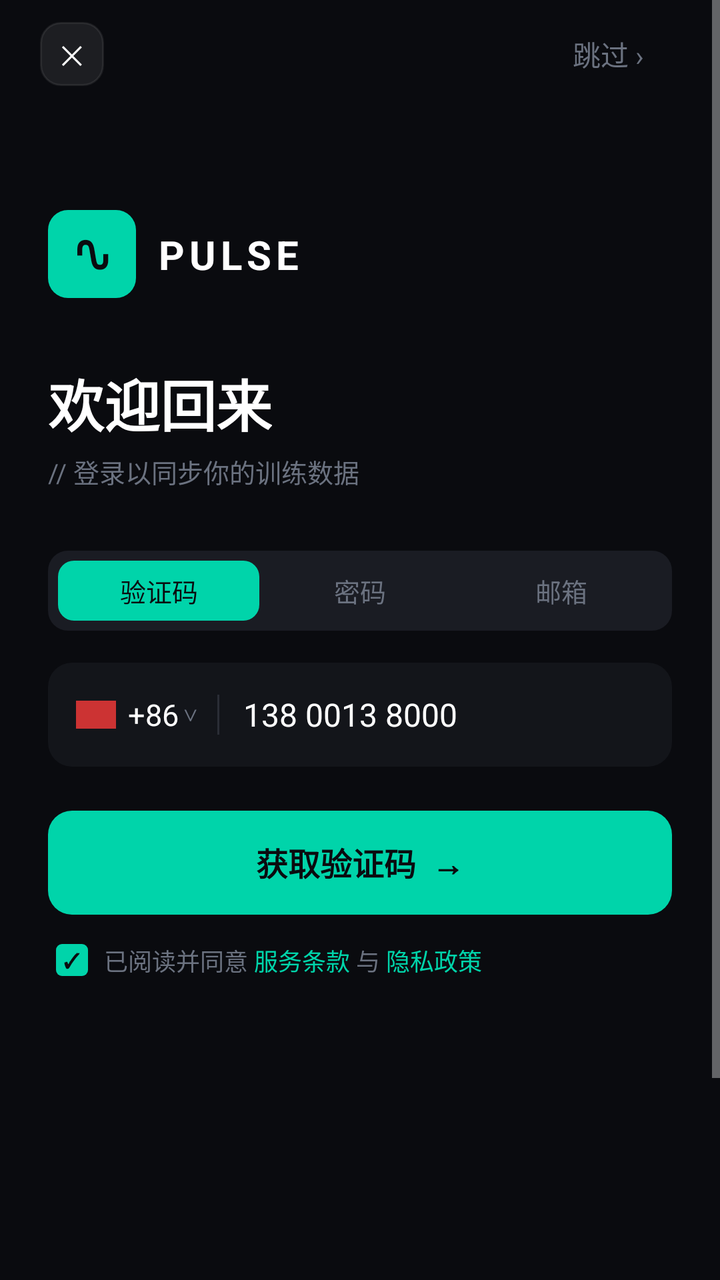
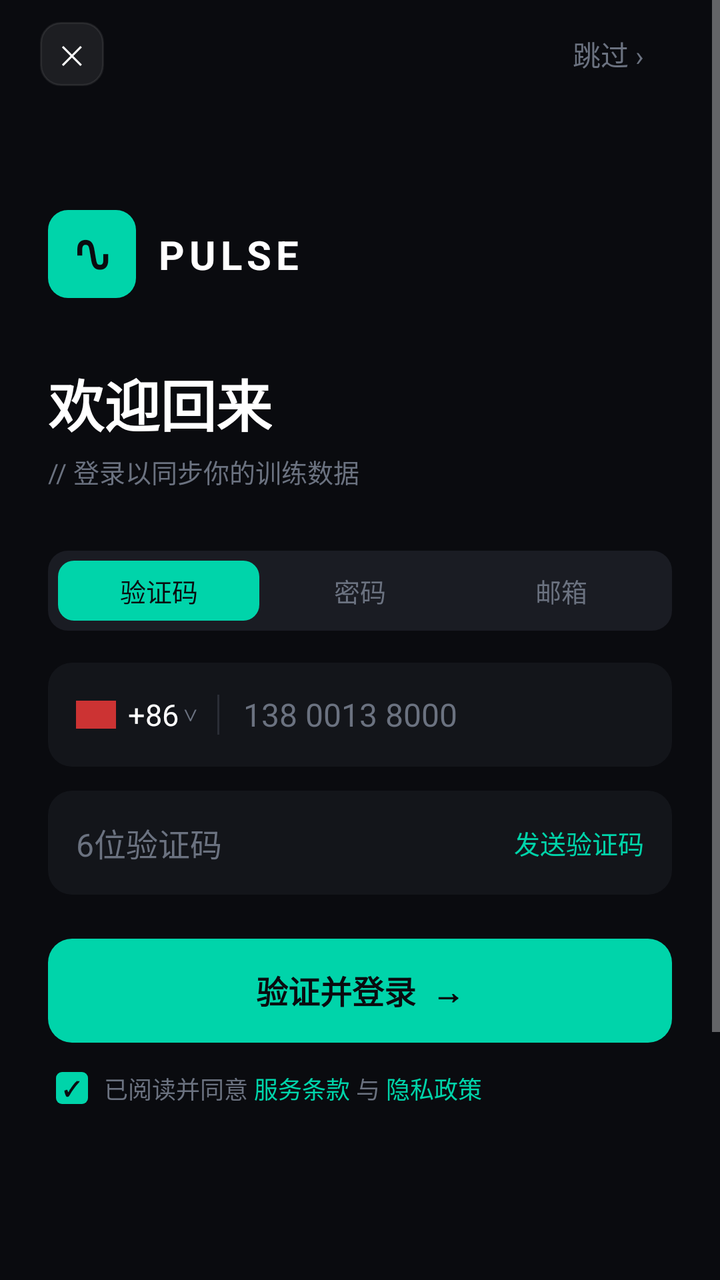

Compare the two renders of this Android layout. The source of the first and the diff that turns it into the second are given below.
<!-- AndroidManifest.xml: application theme AppTheme -->
<!-- res/layout/activity_login.xml -->
<?xml version="1.0" encoding="utf-8"?>
<ScrollView xmlns:android="http://schemas.android.com/apk/res/android"
    xmlns:app="http://schemas.android.com/apk/res-auto"
    android:id="@+id/login_scroll"
    android:layout_width="match_parent"
    android:layout_height="match_parent"
    android:background="@color/login_bg"
    android:fillViewport="true">

    <androidx.constraintlayout.widget.ConstraintLayout
        android:id="@+id/login_root"
        android:layout_width="match_parent"
        android:layout_height="wrap_content"
        android:minHeight="760dp">

        
        <androidx.constraintlayout.widget.ConstraintLayout
            android:id="@+id/login_nav_bar"
            android:layout_width="0dp"
            android:layout_height="54dp"
            app:layout_constraintTop_toTopOf="parent"
            app:layout_constraintStart_toStartOf="parent"
            app:layout_constraintEnd_toEndOf="parent">

            <TextView
                android:id="@+id/login_btn_close"
                android:layout_width="32dp"
                android:layout_height="32dp"
                android:text="✕"
                android:textColor="@color/text_primary"
                android:textSize="13sp"
                android:gravity="center"
                android:background="@drawable/login_bg_close_btn"
                app:layout_constraintStart_toStartOf="parent"
                app:layout_constraintTop_toTopOf="parent"
                app:layout_constraintBottom_toBottomOf="parent"
                android:layout_marginStart="20dp" />

            <TextView
                android:id="@+id/login_btn_skip"
                android:layout_width="wrap_content"
                android:layout_height="wrap_content"
                android:text="跳过 ›"
                android:textColor="@color/login_text_hint"
                android:textSize="14sp"
                app:layout_constraintEnd_toEndOf="parent"
                app:layout_constraintTop_toTopOf="parent"
                app:layout_constraintBottom_toBottomOf="parent"
                android:layout_marginEnd="38dp" />

        </androidx.constraintlayout.widget.ConstraintLayout>

        
        <androidx.constraintlayout.widget.ConstraintLayout
            android:id="@+id/login_logo_section"
            android:layout_width="0dp"
            android:layout_height="wrap_content"
            android:paddingBottom="16dp"
            app:layout_constraintTop_toBottomOf="@+id/login_nav_bar"
            app:layout_constraintStart_toStartOf="parent"
            app:layout_constraintEnd_toEndOf="parent">

            
            <FrameLayout
                android:id="@+id/login_logo_icon_bg"
                android:layout_width="44dp"
                android:layout_height="44dp"
                android:background="@drawable/login_bg_logo_icon"
                app:layout_constraintStart_toStartOf="parent"
                app:layout_constraintTop_toTopOf="parent"
                android:layout_marginStart="24dp"
                android:layout_marginTop="51dp">

                
                <TextView
                    android:id="@+id/login_logo_waveform"
                    android:layout_width="wrap_content"
                    android:layout_height="wrap_content"
                    android:layout_gravity="center"
                    android:text="∿"
                    android:textColor="#0A0B0F"
                    android:textSize="26sp"
                    android:textStyle="bold" />

            </FrameLayout>

            <TextView
                android:id="@+id/login_logo_name"
                android:layout_width="wrap_content"
                android:layout_height="wrap_content"
                android:text="PULSE"
                android:textColor="@color/text_primary"
                android:textSize="20sp"
                android:textStyle="bold"
                android:letterSpacing="0.12"
                app:layout_constraintStart_toEndOf="@+id/login_logo_icon_bg"
                app:layout_constraintTop_toTopOf="@+id/login_logo_icon_bg"
                app:layout_constraintBottom_toBottomOf="@+id/login_logo_icon_bg"
                android:layout_marginStart="10dp" />

        </androidx.constraintlayout.widget.ConstraintLayout>

        
        <LinearLayout
            android:id="@+id/login_title_section"
            android:layout_width="0dp"
            android:layout_height="wrap_content"
            android:orientation="vertical"
            android:paddingStart="24dp"
            android:paddingEnd="24dp"
            android:paddingTop="16dp"
            android:paddingBottom="21dp"
            app:layout_constraintTop_toBottomOf="@+id/login_logo_section"
            app:layout_constraintStart_toStartOf="parent"
            app:layout_constraintEnd_toEndOf="parent">

            <TextView
                android:id="@+id/login_text_title"
                android:layout_width="wrap_content"
                android:layout_height="wrap_content"
                android:text="欢迎回来"
                android:textColor="@color/text_primary"
                android:textSize="28sp"
                android:textStyle="bold" />

            <TextView
                android:id="@+id/login_text_subtitle"
                android:layout_width="wrap_content"
                android:layout_height="wrap_content"
                android:text="// 登录以同步你的训练数据"
                android:textColor="@color/login_text_hint"
                android:textSize="13sp"
                android:layout_marginTop="4dp" />

        </LinearLayout>

        
        <FrameLayout
            android:id="@+id/login_tabs"
            android:layout_width="0dp"
            android:layout_height="40dp"
            android:layout_marginStart="24dp"
            android:layout_marginEnd="24dp"
            android:layout_marginTop="9dp"
            android:background="@drawable/login_bg_tab_container"
            android:padding="5dp"
            app:layout_constraintTop_toBottomOf="@+id/login_title_section"
            app:layout_constraintStart_toStartOf="parent"
            app:layout_constraintEnd_toEndOf="parent">

            <LinearLayout
                android:id="@+id/login_tab_row"
                android:layout_width="match_parent"
                android:layout_height="match_parent"
                android:orientation="horizontal">

                <TextView
                    android:id="@+id/login_tab_code"
                    android:layout_width="0dp"
                    android:layout_height="match_parent"
                    android:layout_weight="1"
                    android:text="验证码"
                    android:textColor="@color/login_bg"
                    android:textSize="13sp"
                    android:gravity="center"
                    android:background="@drawable/login_bg_tab_selected" />

                <TextView
                    android:id="@+id/login_tab_password"
                    android:layout_width="0dp"
                    android:layout_height="match_parent"
                    android:layout_weight="1"
                    android:text="密码"
                    android:textColor="@color/login_text_hint"
                    android:textSize="13sp"
                    android:gravity="center" />

                <TextView
                    android:id="@+id/login_tab_email"
                    android:layout_width="0dp"
                    android:layout_height="match_parent"
                    android:layout_weight="1"
                    android:text="邮箱"
                    android:textColor="@color/login_text_hint"
                    android:textSize="13sp"
                    android:gravity="center" />

            </LinearLayout>

        </FrameLayout>

        
        <LinearLayout
            android:id="@+id/login_field_phone"
            android:layout_width="0dp"
            android:layout_height="52dp"
            android:layout_marginStart="24dp"
            android:layout_marginEnd="24dp"
            android:layout_marginTop="16dp"
            android:orientation="horizontal"
            android:background="@drawable/login_bg_input"
            android:gravity="center_vertical"
            android:paddingStart="14dp"
            android:paddingEnd="14dp"
            app:layout_constraintTop_toBottomOf="@+id/login_tabs"
            app:layout_constraintStart_toStartOf="parent"
            app:layout_constraintEnd_toEndOf="parent">

            
            <View
                android:id="@+id/login_phone_flag"
                android:layout_width="20dp"
                android:layout_height="14dp"
                android:background="#CC3333" />

            <TextView
                android:id="@+id/login_phone_code"
                android:layout_width="wrap_content"
                android:layout_height="wrap_content"
                android:text="+86"
                android:textColor="@color/text_primary"
                android:textSize="15sp"
                android:layout_marginStart="6dp" />

            <TextView
                android:id="@+id/login_phone_chevron"
                android:layout_width="wrap_content"
                android:layout_height="wrap_content"
                android:text=" ∨"
                android:textColor="@color/login_text_hint"
                android:textSize="10sp" />

            <View
                android:id="@+id/login_phone_divider"
                android:layout_width="1dp"
                android:layout_height="20dp"
                android:background="@color/login_divider"
                android:layout_marginStart="10dp"
                android:layout_marginEnd="12dp" />

            <TextView
                android:id="@+id/login_phone_number"
                android:layout_width="0dp"
                android:layout_height="wrap_content"
                android:layout_weight="1"
                android:text="138 0013 8000"
                android:textColor="@color/text_primary"
                android:textSize="16sp" />

        </LinearLayout>

        
        <FrameLayout
            android:id="@+id/login_btn_submit"
            android:layout_width="0dp"
            android:layout_height="52dp"
            android:layout_marginStart="24dp"
            android:layout_marginEnd="24dp"
            android:layout_marginTop="22dp"
            android:background="@drawable/login_bg_btn_cyan"
            app:layout_constraintTop_toBottomOf="@+id/login_field_phone"
            app:layout_constraintStart_toStartOf="parent"
            app:layout_constraintEnd_toEndOf="parent">

            <TextView
                android:id="@+id/login_btn_verify_text"
                android:layout_width="wrap_content"
                android:layout_height="wrap_content"
                android:layout_gravity="center"
                android:text="获取验证码  →"
                android:textColor="@color/login_bg"
                android:textSize="16sp"
                android:textStyle="bold" />

        </FrameLayout>

        
        <LinearLayout
            android:id="@+id/login_agreement_row"
            android:layout_width="0dp"
            android:layout_height="wrap_content"
            android:layout_marginStart="28dp"
            android:layout_marginEnd="24dp"
            android:layout_marginTop="14dp"
            android:orientation="horizontal"
            android:gravity="center_vertical"
            app:layout_constraintTop_toBottomOf="@+id/login_btn_submit"
            app:layout_constraintStart_toStartOf="parent"
            app:layout_constraintEnd_toEndOf="parent">

            
            <FrameLayout
                android:id="@+id/login_agreement_checkbox"
                android:layout_width="16dp"
                android:layout_height="16dp"
                android:background="@drawable/login_bg_checkbox_checked">

                <TextView
                    android:id="@+id/login_agreement_check_icon"
                    android:layout_width="wrap_content"
                    android:layout_height="wrap_content"
                    android:layout_gravity="center"
                    android:text="✓"
                    android:textColor="@color/login_bg"
                    android:textSize="10sp"
                    android:textStyle="bold" />

            </FrameLayout>

            <TextView
                android:id="@+id/login_agreement_prefix"
                android:layout_width="wrap_content"
                android:layout_height="wrap_content"
                android:text="已阅读并同意 "
                android:textColor="@color/login_text_hint"
                android:textSize="12sp"
                android:layout_marginStart="8dp" />

            <TextView
                android:id="@+id/login_agreement_terms"
                android:layout_width="wrap_content"
                android:layout_height="wrap_content"
                android:text="服务条款"
                android:textColor="@color/login_cyan"
                android:textSize="12sp" />

            <TextView
                android:id="@+id/login_agreement_and"
                android:layout_width="wrap_content"
                android:layout_height="wrap_content"
                android:text=" 与 "
                android:textColor="@color/login_text_hint"
                android:textSize="12sp" />

            <TextView
                android:id="@+id/login_agreement_privacy"
                android:layout_width="wrap_content"
                android:layout_height="wrap_content"
                android:text="隐私政策"
                android:textColor="@color/login_cyan"
                android:textSize="12sp" />

        </LinearLayout>

        
        <androidx.constraintlayout.widget.ConstraintLayout
            android:id="@+id/login_divider_section"
            android:layout_width="0dp"
            android:layout_height="16dp"
            android:layout_marginTop="156dp"
            app:layout_constraintTop_toBottomOf="@+id/login_agreement_row"
            app:layout_constraintStart_toStartOf="parent"
            app:layout_constraintEnd_toEndOf="parent">

            <View
                android:id="@+id/login_divider_left"
                android:layout_width="0dp"
                android:layout_height="1dp"
                android:background="@color/login_divider"
                app:layout_constraintStart_toStartOf="parent"
                app:layout_constraintEnd_toStartOf="@+id/login_divider_label"
                app:layout_constraintTop_toTopOf="parent"
                app:layout_constraintBottom_toBottomOf="parent"
                android:layout_marginStart="24dp"
                android:layout_marginEnd="12dp" />

            <TextView
                android:id="@+id/login_divider_label"
                android:layout_width="95dp"
                android:layout_height="wrap_content"
                android:text="OR · 其他方式"
                android:textColor="@color/login_text_hint"
                android:textSize="12sp"
                app:layout_constraintStart_toStartOf="parent"
                app:layout_constraintEnd_toEndOf="parent"
                app:layout_constraintTop_toTopOf="parent"
                app:layout_constraintBottom_toBottomOf="parent" />

            <View
                android:id="@+id/login_divider_right"
                android:layout_width="0dp"
                android:layout_height="1dp"
                android:background="@color/login_divider"
                app:layout_constraintStart_toEndOf="@+id/login_divider_label"
                app:layout_constraintEnd_toEndOf="parent"
                app:layout_constraintTop_toTopOf="parent"
                app:layout_constraintBottom_toBottomOf="parent"
                android:layout_marginStart="12dp"
                android:layout_marginEnd="24dp" />

        </androidx.constraintlayout.widget.ConstraintLayout>

        
        <LinearLayout
            android:id="@+id/login_social_row"
            android:layout_width="0dp"
            android:layout_height="54dp"
            android:layout_marginStart="24dp"
            android:layout_marginEnd="24dp"
            android:layout_marginTop="15dp"
            android:orientation="horizontal"
            android:gravity="center"
            app:layout_constraintTop_toBottomOf="@+id/login_divider_section"
            app:layout_constraintStart_toStartOf="parent"
            app:layout_constraintEnd_toEndOf="parent">

            <FrameLayout
                android:id="@+id/login_btn_wechat"
                android:layout_width="54dp"
                android:layout_height="54dp"
                android:layout_marginEnd="18dp"
                android:background="@drawable/login_bg_icon_btn">
                <TextView
                    android:id="@+id/login_social_wechat_icon"
                    android:layout_width="wrap_content"
                    android:layout_height="wrap_content"
                    android:layout_gravity="center"
                    android:text="微"
                    android:textColor="@color/login_cyan"
                    android:textSize="18sp"
                    android:textStyle="bold" />
            </FrameLayout>

            <FrameLayout
                android:id="@+id/login_btn_apple"
                android:layout_width="54dp"
                android:layout_height="54dp"
                android:layout_marginEnd="18dp"
                android:background="@drawable/login_bg_icon_btn">
                <TextView
                    android:id="@+id/login_social_apple_icon"
                    android:layout_width="wrap_content"
                    android:layout_height="wrap_content"
                    android:layout_gravity="center"
                    android:text=""
                    android:textColor="@color/text_primary"
                    android:textSize="22sp" />
            </FrameLayout>

            <FrameLayout
                android:id="@+id/login_btn_quicklogin"
                android:layout_width="54dp"
                android:layout_height="54dp"
                android:layout_marginEnd="18dp"
                android:background="@drawable/login_bg_icon_btn">
                <TextView
                    android:id="@+id/login_social_phone_icon"
                    android:layout_width="wrap_content"
                    android:layout_height="wrap_content"
                    android:layout_gravity="center"
                    android:text="▦"
                    android:textColor="@color/text_primary"
                    android:textSize="18sp" />
            </FrameLayout>

            <FrameLayout
                android:id="@+id/login_btn_account"
                android:layout_width="54dp"
                android:layout_height="54dp"
                android:background="@drawable/login_bg_icon_btn">
                <TextView
                    android:id="@+id/login_social_guest_icon"
                    android:layout_width="wrap_content"
                    android:layout_height="wrap_content"
                    android:layout_gravity="center"
                    android:text="♟"
                    android:textColor="@color/text_primary"
                    android:textSize="20sp" />
            </FrameLayout>

        </LinearLayout>

        
        <View
            android:id="@+id/login_home_indicator"
            android:layout_width="134dp"
            android:layout_height="5dp"
            android:layout_marginBottom="8dp"
            android:background="@color/login_text_sub"
            app:layout_constraintBottom_toBottomOf="parent"
            app:layout_constraintStart_toStartOf="parent"
            app:layout_constraintEnd_toEndOf="parent" />

    </androidx.constraintlayout.widget.ConstraintLayout>

</ScrollView>
<!-- resources referenced by this layout -->
<resources>
  <color name="login_bg">#0A0B0F</color>
  <color name="login_cyan">#00D4AA</color>
  <color name="login_divider">#2A2D36</color>
  <color name="login_text_hint">#6B7280</color>
  <color name="login_text_sub">#4B5563</color>
  <color name="text_primary">#FFFFFF</color>
  <!-- drawable login_bg_btn_cyan (drawable) -->
  <?xml version="1.0" encoding="utf-8"?>
  <shape xmlns:android="http://schemas.android.com/apk/res/android">
      <solid android:color="@color/login_cyan" />
      <corners android:radius="12dp" />
  </shape>
  <!-- drawable login_bg_checkbox_checked (drawable) -->
  <?xml version="1.0" encoding="utf-8"?>
  <shape xmlns:android="http://schemas.android.com/apk/res/android">
      <solid android:color="@color/login_cyan" />
      <corners android:radius="3dp" />
  </shape>
  <!-- drawable login_bg_close_btn (drawable) -->
  <?xml version="1.0" encoding="utf-8"?>
  <shape xmlns:android="http://schemas.android.com/apk/res/android">
      <solid android:color="#14FFFFFF" />
      <stroke android:width="1dp" android:color="#14FFFFFF" />
      <corners android:radius="10dp" />
  </shape>
  <!-- drawable login_bg_icon_btn (drawable) -->
  <?xml version="1.0" encoding="utf-8"?>
  <shape xmlns:android="http://schemas.android.com/apk/res/android">
      <solid android:color="@color/login_icon_bg" />
      <corners android:radius="27dp" />
  </shape>
  <!-- drawable login_bg_input (drawable) -->
  <?xml version="1.0" encoding="utf-8"?>
  <shape xmlns:android="http://schemas.android.com/apk/res/android">
      <solid android:color="@color/login_input_bg" />
      <corners android:radius="12dp" />
  </shape>
  <!-- drawable login_bg_logo_icon (drawable) -->
  <?xml version="1.0" encoding="utf-8"?>
  <shape xmlns:android="http://schemas.android.com/apk/res/android">
      <solid android:color="@color/login_cyan" />
      <corners android:radius="10dp" />
  </shape>
  <!-- drawable login_bg_tab_container (drawable) -->
  <?xml version="1.0" encoding="utf-8"?>
  <shape xmlns:android="http://schemas.android.com/apk/res/android">
      <solid android:color="@color/login_tab_bg" />
      <corners android:radius="10dp" />
  </shape>
  <!-- drawable login_bg_tab_selected (drawable) -->
  <?xml version="1.0" encoding="utf-8"?>
  <shape xmlns:android="http://schemas.android.com/apk/res/android">
      <solid android:color="@color/login_cyan" />
      <corners android:radius="8dp" />
  </shape>
  <style name="AppTheme" parent="Theme.AppCompat.NoActionBar">
          <item name="colorPrimary">@color/primary</item>
          <item name="colorPrimaryDark">@color/primary_dark</item>
          <item name="colorAccent">@color/accent</item>
          <item name="android:windowBackground">@color/bg_dark</item>
      </style>
  <color name="login_icon_bg">#1E2028</color>
  <color name="login_input_bg">#13151A</color>
  <color name="login_tab_bg">#1A1C23</color>
  <color name="primary">#6200EE</color>
  <color name="primary_dark">#3700B3</color>
  <color name="accent">#03DAC6</color>
  <color name="bg_dark">#0D0D1A</color>
</resources>

<!-- the commit's change to res/layout/activity_login.xml (unified diff, before → after) -->
@@ -191,61 +191,191 @@
 
         
         <LinearLayout
-            android:id="@+id/login_field_phone"
-            android:layout_width="0dp"
-            android:layout_height="52dp"
+            android:id="@+id/login_input_area"
+            android:layout_width="0dp"
+            android:layout_height="wrap_content"
+            android:orientation="vertical"
             android:layout_marginStart="24dp"
             android:layout_marginEnd="24dp"
             android:layout_marginTop="16dp"
-            android:orientation="horizontal"
-            android:background="@drawable/login_bg_input"
-            android:gravity="center_vertical"
-            android:paddingStart="14dp"
-            android:paddingEnd="14dp"
             app:layout_constraintTop_toBottomOf="@+id/login_tabs"
             app:layout_constraintStart_toStartOf="parent"
             app:layout_constraintEnd_toEndOf="parent">
 
             
-            <View
-                android:id="@+id/login_phone_flag"
-                android:layout_width="20dp"
-                android:layout_height="14dp"
-                android:background="#CC3333" />
-
-            <TextView
-                android:id="@+id/login_phone_code"
-                android:layout_width="wrap_content"
-                android:layout_height="wrap_content"
-                android:text="+86"
-                android:textColor="@color/text_primary"
-                android:textSize="15sp"
-                android:layout_marginStart="6dp" />
-
-            <TextView
-                android:id="@+id/login_phone_chevron"
-                android:layout_width="wrap_content"
-                android:layout_height="wrap_content"
-                android:text=" ∨"
-                android:textColor="@color/login_text_hint"
-                android:textSize="10sp" />
-
-            <View
-                android:id="@+id/login_phone_divider"
-                android:layout_width="1dp"
-                android:layout_height="20dp"
-                android:background="@color/login_divider"
-                android:layout_marginStart="10dp"
-                android:layout_marginEnd="12dp" />
-
-            <TextView
-                android:id="@+id/login_phone_number"
-                android:layout_width="0dp"
-                android:layout_height="wrap_content"
-                android:layout_weight="1"
-                android:text="138 0013 8000"
-                android:textColor="@color/text_primary"
-                android:textSize="16sp" />
+            <LinearLayout
+                android:id="@+id/login_field_phone"
+                android:layout_width="match_parent"
+                android:layout_height="52dp"
+                android:orientation="horizontal"
+                android:background="@drawable/login_bg_input"
+                android:gravity="center_vertical"
+                android:paddingStart="14dp"
+                android:paddingEnd="14dp">
+
+                <View
+                    android:id="@+id/login_phone_flag"
+                    android:layout_width="20dp"
+                    android:layout_height="14dp"
+                    android:background="#CC3333" />
+
+                <TextView
+                    android:id="@+id/login_phone_code"
+                    android:layout_width="wrap_content"
+                    android:layout_height="wrap_content"
+                    android:text="+86"
+                    android:textColor="@color/text_primary"
+                    android:textSize="15sp"
+                    android:layout_marginStart="6dp" />
+
+                <TextView
+                    android:id="@+id/login_phone_chevron"
+                    android:layout_width="wrap_content"
+                    android:layout_height="wrap_content"
+                    android:text=" ∨"
+                    android:textColor="@color/login_text_hint"
+                    android:textSize="10sp" />
+
+                <View
+                    android:id="@+id/login_phone_divider"
+                    android:layout_width="1dp"
+                    android:layout_height="20dp"
+                    android:background="@color/login_divider"
+                    android:layout_marginStart="10dp"
+                    android:layout_marginEnd="12dp" />
+
+                <EditText
+                    android:id="@+id/login_phone_number"
+                    android:layout_width="0dp"
+                    android:layout_height="wrap_content"
+                    android:layout_weight="1"
+                    android:hint="138 0013 8000"
+                    android:textColor="@color/text_primary"
+                    android:textColorHint="@color/login_text_hint"
+                    android:textSize="16sp"
+                    android:inputType="phone"
+                    android:background="@null"
+                    android:maxLines="1"
+                    android:imeOptions="actionNext" />
+            </LinearLayout>
+
+            
+            <LinearLayout
+                android:id="@+id/login_section_sms"
+                android:layout_width="match_parent"
+                android:layout_height="52dp"
+                android:orientation="horizontal"
+                android:background="@drawable/login_bg_input"
+                android:gravity="center_vertical"
+                android:paddingStart="14dp"
+                android:paddingEnd="14dp"
+                android:layout_marginTop="12dp"
+                android:visibility="visible">
+
+                <EditText
+                    android:id="@+id/login_input_sms_code"
+                    android:layout_width="0dp"
+                    android:layout_height="wrap_content"
+                    android:layout_weight="1"
+                    android:hint="6位验证码"
+                    android:textColor="@color/text_primary"
+                    android:textColorHint="@color/login_text_hint"
+                    android:textSize="16sp"
+                    android:inputType="number"
+                    android:maxLength="6"
+                    android:background="@null"
+                    android:imeOptions="actionDone" />
+
+                <TextView
+                    android:id="@+id/login_btn_verify_text"
+                    android:layout_width="wrap_content"
+                    android:layout_height="wrap_content"
+                    android:text="发送验证码"
+                    android:textColor="@color/login_cyan"
+                    android:textSize="13sp"
+                    android:paddingStart="8dp" />
+            </LinearLayout>
+
+            
+            <LinearLayout
+                android:id="@+id/login_section_pwd"
+                android:layout_width="match_parent"
+                android:layout_height="52dp"
+                android:orientation="horizontal"
+                android:background="@drawable/login_bg_input"
+                android:gravity="center_vertical"
+                android:paddingStart="14dp"
+                android:paddingEnd="14dp"
+                android:layout_marginTop="12dp"
+                android:visibility="gone">
+
+                <EditText
+                    android:id="@+id/login_input_password"
+                    android:layout_width="match_parent"
+                    android:layout_height="wrap_content"
+                    android:hint="请输入密码"
+                    android:textColor="@color/text_primary"
+                    android:textColorHint="@color/login_text_hint"
+                    android:textSize="16sp"
+                    android:inputType="textPassword"
+                    android:background="@null"
+                    android:imeOptions="actionDone" />
+            </LinearLayout>
+
+            
+            <LinearLayout
+                android:id="@+id/login_section_email"
+                android:layout_width="match_parent"
+                android:layout_height="wrap_content"
+                android:orientation="vertical"
+                android:layout_marginTop="12dp"
+                android:visibility="gone">
+
+                <LinearLayout
+                    android:layout_width="match_parent"
+                    android:layout_height="52dp"
+                    android:orientation="horizontal"
+                    android:background="@drawable/login_bg_input"
+                    android:gravity="center_vertical"
+                    android:paddingStart="14dp"
+                    android:paddingEnd="14dp">
+
+                    <EditText
+                        android:id="@+id/login_input_email"
+                        android:layout_width="match_parent"
+                        android:layout_height="wrap_content"
+                        android:hint="请输入邮箱"
+                        android:textColor="@color/text_primary"
+                        android:textColorHint="@color/login_text_hint"
+                        android:textSize="16sp"
+                        android:inputType="textEmailAddress"
+                        android:background="@null"
+                        android:imeOptions="actionNext" />
+                </LinearLayout>
+
+                <LinearLayout
+                    android:layout_width="match_parent"
+                    android:layout_height="52dp"
+                    android:orientation="horizontal"
+                    android:background="@drawable/login_bg_input"
+                    android:gravity="center_vertical"
+                    android:paddingStart="14dp"
+                    android:paddingEnd="14dp"
+                    android:layout_marginTop="12dp">
+
+                    <EditText
+                        android:id="@+id/login_input_email_password"
+                        android:layout_width="match_parent"
+                        android:layout_height="wrap_content"
+                        android:hint="请输入密码"
+                        android:textColor="@color/text_primary"
+                        android:textColorHint="@color/login_text_hint"
+                        android:textSize="16sp"
+                        android:inputType="textPassword"
+                        android:background="@null"
+                        android:imeOptions="actionDone" />
+                </LinearLayout>
+            </LinearLayout>
 
         </LinearLayout>
 
@@ -258,19 +388,27 @@
             android:layout_marginEnd="24dp"
             android:layout_marginTop="22dp"
             android:background="@drawable/login_bg_btn_cyan"
-            app:layout_constraintTop_toBottomOf="@+id/login_field_phone"
-            app:layout_constraintStart_toStartOf="parent"
-            app:layout_constraintEnd_toEndOf="parent">
-
-            <TextView
-                android:id="@+id/login_btn_verify_text"
+            app:layout_constraintTop_toBottomOf="@+id/login_input_area"
+            app:layout_constraintStart_toStartOf="parent"
+            app:layout_constraintEnd_toEndOf="parent">
+
+            <TextView
+                android:id="@+id/login_btn_submit_label"
                 android:layout_width="wrap_content"
                 android:layout_height="wrap_content"
                 android:layout_gravity="center"
-                android:text="获取验证码  →"
+                android:text="验证并登录  →"
                 android:textColor="@color/login_bg"
                 android:textSize="16sp"
                 android:textStyle="bold" />
+
+            <ProgressBar
+                android:id="@+id/login_btn_submit_progress"
+                android:layout_width="24dp"
+                android:layout_height="24dp"
+                android:layout_gravity="center"
+                android:visibility="gone"
+                android:indeterminateTint="@color/login_bg" />
 
         </FrameLayout>
 
